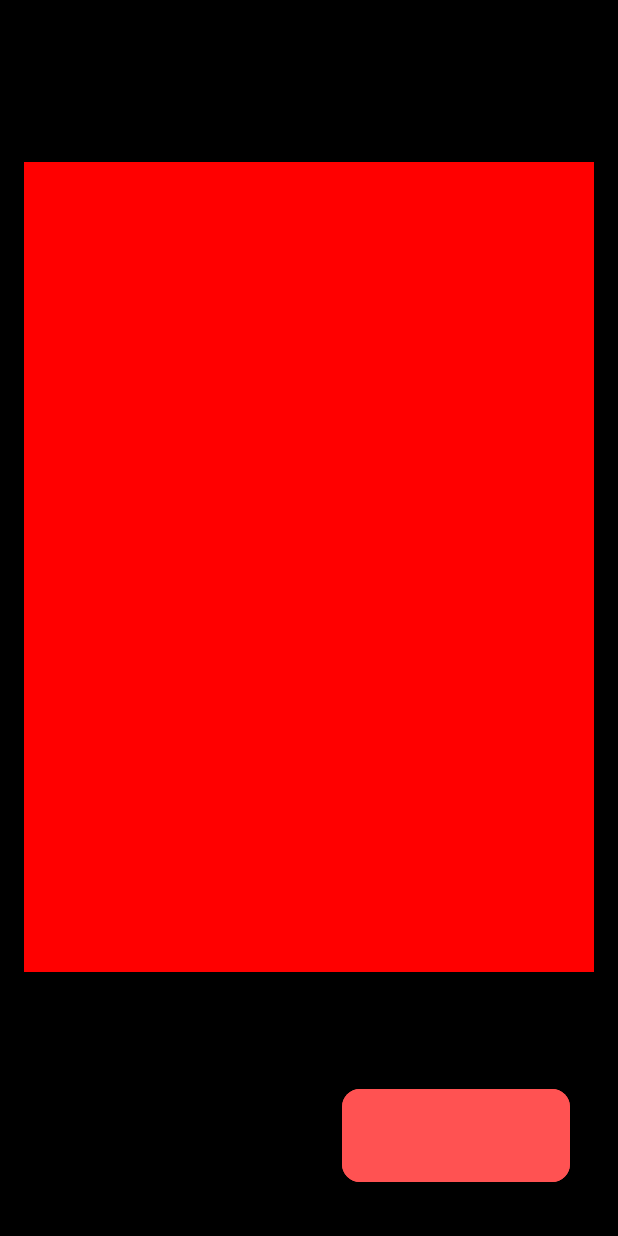
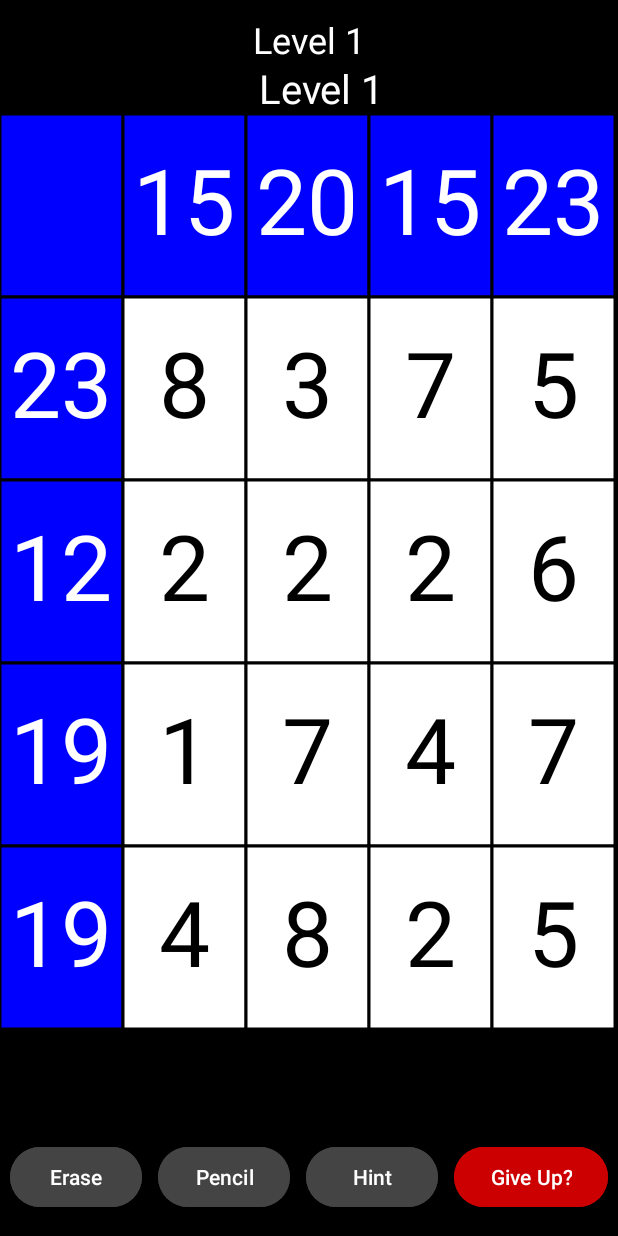
Before and after one commit to ido765/test-proj, an Android app: the GameActivity screen opened directly, with no data from a screen before it, on a phone screen of 412 x 824 dp. Run offline under Robolectric (Android 15) with nearby library versions, the phone set to English and light mode, and no system bars; 1 statement that could not run was skipped.

Commit message:
added the board (still needs fixing)

```diff
--- a/app/src/main/java/com/example/projprob/Board.java
+++ b/app/src/main/java/com/example/projprob/Board.java
@@ -2,26 +2,145 @@ package com.example.projprob;
 
 import android.content.Context;
 import android.graphics.Canvas;
+import android.graphics.Color;
 import android.graphics.Paint;
 import android.view.View;
 
 import androidx.annotation.NonNull;
 
+import java.util.Random;
+
 public class Board extends View {
     private int size;
+    private Square[][] arr;
+    private int[] rowSums;
+    private int[] colSums;
+    private float offsetX, offsetY;
 
     public Board(Context context, int size) {
         super(context);
+        this.size = size + 1; // 5 עבור 4x4 מספרים + שורה ועמודה לסכומים
+        rowSums = new int[this.size];
+        colSums = new int[this.size];
+        init();
+    }
 
+    private void init() {
+        arr = new Square[size][size];
+        fillArr(arr);
+        calculateSums();
+    }
 
-        this.size = size;
+    private void fillArr(Square[][] arr) {
+        Random rand = new Random();
+        for (int i = 0; i < size; i++) {
+            for (int k = 0; k < size; k++) {
+                if (i == 0 && k == 0) {
+                    arr[i][k] = new Square(0, 0, 0, i, k, false, false, false, false); // תא ריק
+                } else if (i == 0 || k == 0) {
+                    arr[i][k] = new Square(0, 0, 0, i, k, false, false, false, false); // תאים לסכומים
+                } else {
+                    int num = rand.nextInt(9) + 1;
+                    arr[i][k] = new Square(0, 0, num, i, k, true, false, false, false);
+                }
+            }
+        }
+    }
+
+    private void calculateSums() {
+        for (int i = 1; i < size; i++) {
+            int sum = 0;
+            for (int k = 1; k < size; k++) {
+                sum += arr[i][k].getNum();
+            }
+            rowSums[i] = sum;
+        }
+        for (int k = 1; k < size; k++) {
+            int sum = 0;
+            for (int i = 1; i < size; i++) {
+                sum += arr[i][k].getNum();
+            }
+            colSums[k] = sum;
+        }
+    }
+
+    public void updateSquareSizes() {
+        int boardWidth = getWidth();
+        int boardHeight = getHeight() - 150; // הפחתת גובה לכפתורים ולכותרת
+
+        // חישוב גודל התא
+        int squareWidth = boardWidth / size;
+        int squareHeight = boardHeight / size;
+
+        for (int i = 0; i < size; i++) {
+            for (int k = 0; k < size; k++) {
+                arr[i][k].height = squareHeight;
+                arr[i][k].width = squareWidth;
+            }
+        }
+
+        offsetX = 0;
+        offsetY = 50; // מקום לכותרת
     }
 
     @Override
     protected void onDraw(@NonNull Canvas canvas) {
         super.onDraw(canvas);
+        if (arr[1][1].height == 0 || arr[1][1].width == 0) {
+            updateSquareSizes();
+        }
 
+        Paint paint = new Paint();
+        paint.setTextSize(arr[0][0].height / 2);
+        paint.setAntiAlias(true);
 
+        // ציור כותרת "Level 1"
+        paint.setColor(Color.WHITE);
+        paint.setTextSize(40);
+        canvas.drawText("Level 1", getWidth() / 2 - 50, 40, paint);
+        paint.setTextSize(arr[0][0].height / 2); // חזרה לגודל טקסט רגיל
 
+        // ציור התאים
+        for (int i = 0; i < size; i++) {
+            for (int k = 0; k < size; k++) {
+                Square sq = arr[i][k];
+                float x = offsetX + k * sq.width;
+                float y = offsetY + i * sq.height;
+
+                // רקע התא
+                paint.setStyle(Paint.Style.FILL);
+                if (i == 0 || k == 0) {
+                    paint.setColor(Color.BLUE); // צבע כחול לתאים עם סכומים
+                } else {
+                    paint.setColor(sq.isPressed() ? Color.YELLOW : Color.WHITE); // תאים רגילים לבנים
+                }
+                canvas.drawRect(x, y, x + sq.width, y + sq.height, paint);
+
+                // מסגרת התא
+                paint.setStyle(Paint.Style.STROKE);
+                paint.setColor(Color.BLACK);
+                paint.setStrokeWidth(3);
+                canvas.drawRect(x, y, x + sq.width, y + sq.height, paint);
+
+                // הצגת סכומים או מספרים במרכז
+                paint.setStyle(Paint.Style.FILL);
+                if (i == 0 && k > 0) {
+                    paint.setColor(Color.WHITE); // סכום עמודה
+                    canvas.drawText(String.valueOf(colSums[k]), x + sq.width / 2 - paint.measureText(String.valueOf(colSums[k])) / 2, y + sq.height / 2 + paint.getTextSize() / 3, paint);
+                } else if (k == 0 && i > 0) {
+                    paint.setColor(Color.WHITE); // סכום שורה
+                    canvas.drawText(String.valueOf(rowSums[i]), x + sq.width / 2 - paint.measureText(String.valueOf(rowSums[i])) / 2, y + sq.height / 2 + paint.getTextSize() / 3, paint);
+                } else if (sq.getNum() != 0) {
+                    paint.setColor(Color.BLACK); // מספר רגיל
+                    canvas.drawText(String.valueOf(sq.getNum()), x + sq.width / 2 - paint.measureText(String.valueOf(sq.getNum())) / 2, y + sq.height / 2 + paint.getTextSize() / 3, paint);
+                }
+            }
+        }
+    }
+
+    @Override
+    protected void onSizeChanged(int w, int h, int oldw, int oldh) {
+        super.onSizeChanged(w, h, oldw, oldh);
+        updateSquareSizes();
     }
 }
--- a/app/src/main/java/com/example/projprob/GameActivity.java
+++ b/app/src/main/java/com/example/projprob/GameActivity.java
@@ -11,60 +11,61 @@ import android.widget.LinearLayout;
 
 public class GameActivity extends AppCompatActivity implements View.OnClickListener {
     private Button giveupbtn;
-    private ConstraintLayout gamelayout;
+    private MainActivity mainActivity;
+    private LinearLayout gamelayout;
     private String size = "4x4"; // Default grid size
+    private int IntSize = 4; // 4 עבור 4x4 מספרים
     private Board board;
 
     @Override
     protected void onCreate(Bundle savedInstanceState) {
         super.onCreate(savedInstanceState);
         setContentView(R.layout.activity_game);
-        init(); // Initializes components
-        updateBackgroundColors();
+        init();
+        size = MainActivity.StaticSize != null ? MainActivity.StaticSize : "4x4";
+        IntSize = IntSizer(size);
 
-        board = new Board(this, 6);
+        board = new Board(this, IntSize);
         LinearLayout linearLayout = findViewById(R.id.game);
         linearLayout.addView(board);
-        linearLayout.setBackgroundColor(Color.RED);
-
+        updateBackgroundColors();
     }
 
     private void init() {
-        giveupbtn = findViewById(R.id.giveupbtn); // Button for "Give Up" option
-        giveupbtn.setOnClickListener(this); // Listens for clicks on the "Give Up" button
-
-
+        giveupbtn = findViewById(R.id.giveupbtn);
+        giveupbtn.setOnClickListener(this);
         gamelayout = findViewById(R.id.game_layout);
-
-
     }
 
     private void createDialog() {
-        // Creates and shows a custom dialog
         CustomDialog customDialog = new CustomDialog(this);
         customDialog.show();
+    }
+
+    private int IntSizer(String size) {
+        switch (size) {
+            case "4x4": return 4; // 4x4 מספרים
+            case "5x5": return 5; // 5x5 מספרים
+            case "6x6": return 6; // 6x6 מספרים
+            case "7x7": return 7; // 7x7 מספרים
+            default: return 4;
+        }
     }
 
     @Override
     public void onClick(View v) {
         if (giveupbtn == v) {
-            createDialog(); // Shows the custom dialog when the "Give Up" button is clicked
+            createDialog();
         }
     }
 
-    private void updateSize()
-    {
-        int Rsize;
-
-
-
+    private void updateSize() {
+        // TODO: Implement size update logic
     }
 
-    public void updateBackgroundColors()
-    {
+    public void updateBackgroundColors() {
         int colorRes;
-
-        String color = MainActivity.staticColorRes;
+        String color = MainActivity.staticColorRes != null ? MainActivity.staticColorRes : "black";
 
         switch (color.toLowerCase()) {
             case "black":
@@ -86,8 +87,8 @@ public class GameActivity extends AppCompatActivity implements View.OnClickListe
                 colorRes = Color.BLACK;
         }
         gamelayout.setBackgroundColor(colorRes);
-
-        // Update color for all buttons to ensure visibility
+        LinearLayout linearLayout = findViewById(R.id.game);
+        linearLayout.setBackgroundColor(colorRes);
         int textColor = color.equalsIgnoreCase("white") ? Color.BLACK : Color.WHITE;
         giveupbtn.setTextColor(textColor);
     }
--- a/app/src/main/java/com/example/projprob/Square.java
+++ b/app/src/main/java/com/example/projprob/Square.java
@@ -1,19 +1,31 @@
 package com.example.projprob;
 
-public class Square
-{
-    private int height, width, num;
-    private boolean ShouldBeUsed, pressed;
+public class Square {
+    public int height, width; // שינוי ל-public כדי שיהיה נגיש מבחוץ
+    private int num;
+    private boolean shouldBeUsed, pressed, isCorrect, isLocked;
+    private int row, col;
 
-    public Square(int height, int width, int num, boolean shouldBeUsed, boolean pressed) {
+    public Square(int height, int width, int num, int row, int col, boolean shouldBeUsed,
+                  boolean pressed, boolean isCorrect, boolean isLocked) {
         this.height = height;
         this.width = width;
         this.num = num;
-        ShouldBeUsed = shouldBeUsed;
+        this.row = row;
+        this.col = col;
+        this.shouldBeUsed = shouldBeUsed;
         this.pressed = pressed;
+        this.isCorrect = isCorrect;
+        this.isLocked = isLocked;
     }
 
-    public void setPressed(boolean pressed) {
-        this.pressed = pressed;
-    }
+    // Getters ו-Setters קיימים...
+    public int getNum() { return num; }
+    public boolean isPressed() { return pressed; }
+    public void setPressed(boolean pressed) { this.pressed = pressed; }
+    public boolean isCorrect() { return isCorrect; }
+    public boolean isLocked() { return isLocked; }
+    public int getRow() { return row; }
+    public int getCol() { return col; }
+    public boolean shouldBeUsed() { return shouldBeUsed; }
 }
--- a/app/src/main/res/layout/activity_game.xml
+++ b/app/src/main/res/layout/activity_game.xml
@@ -1,42 +1,69 @@
 <?xml version="1.0" encoding="utf-8"?>
-<androidx.constraintlayout.widget.ConstraintLayout
-    xmlns:android="http://schemas.android.com/apk/res/android"
-    xmlns:app="http://schemas.android.com/apk/res-auto"
-    xmlns:tools="http://schemas.android.com/tools"
+<LinearLayout xmlns:android="http://schemas.android.com/apk/res/android"
+    android:id="@+id/game_layout"
     android:layout_width="match_parent"
     android:layout_height="match_parent"
-    android:background="@color/default_background"
-    android:padding="16dp"
-    tools:context=".GameActivity"
-    android:id="@+id/game_layout">
+    android:orientation="vertical"
+    android:background="@color/colorBlack">
 
-
-    <com.google.android.material.button.MaterialButton
-        android:id="@+id/giveupbtn"
-        android:layout_width="0dp"
-        android:layout_height="70dp"
-        android:text="Give Up?"
-        android:textSize="20sp"
-        android:textStyle="bold"
-        app:cornerRadius="12dp"
-        app:elevation="6dp"
-        android:backgroundTint="@color/danger_button"
-        android:textColor="@color/button_text"
-        app:layout_constraintBottom_toBottomOf="parent"
-        app:layout_constraintEnd_toEndOf="parent"
-        app:layout_constraintWidth_percent="0.4"
-        android:layout_marginBottom="16dp"
-        android:layout_marginEnd="16dp" />
+    <TextView
+        android:layout_width="wrap_content"
+        android:layout_height="wrap_content"
+        android:text="Level 1"
+        android:textColor="@color/colorWhite"
+        android:textSize="24sp"
+        android:layout_gravity="center"
+        android:layout_marginTop="10dp"/>
 
     <LinearLayout
-        android:layout_width="388dp"
-        android:layout_height="540dp"
+        android:id="@+id/game"
+        android:layout_width="match_parent"
+        android:layout_height="0dp"
+        android:layout_weight="1"
         android:orientation="vertical"
-        android:id="@+id/game"
-        app:layout_constraintBottom_toBottomOf="parent"
-        app:layout_constraintEnd_toEndOf="parent"
-        app:layout_constraintHorizontal_bias="1.0"
-        app:layout_constraintStart_toStartOf="parent"
-        app:layout_constraintTop_toTopOf="parent"
-        app:layout_constraintVertical_bias="0.364"></LinearLayout>
-</androidx.constraintlayout.widget.ConstraintLayout>
+        android:gravity="center"/>
+
+    <LinearLayout
+        android:layout_width="match_parent"
+        android:layout_height="wrap_content"
+        android:orientation="horizontal"
+        android:gravity="center"
+        android:layout_marginBottom="10dp">
+
+        <Button
+            android:id="@+id/erase_btn"
+            android:layout_width="wrap_content"
+            android:layout_height="wrap_content"
+            android:text="Erase"
+            android:textColor="@color/colorWhite"
+            android:backgroundTint="@color/colorDarkerGray"
+            android:layout_margin="5dp"/>
+
+        <Button
+            android:id="@+id/pencil_btn"
+            android:layout_width="wrap_content"
+            android:layout_height="wrap_content"
+            android:text="Pencil"
+            android:textColor="@color/colorWhite"
+            android:backgroundTint="@color/colorDarkerGray"
+            android:layout_margin="5dp"/>
+
+        <Button
+            android:id="@+id/hint_btn"
+            android:layout_width="wrap_content"
+            android:layout_height="wrap_content"
+            android:text="Hint"
+            android:textColor="@color/colorWhite"
+            android:backgroundTint="@color/colorDarkerGray"
+            android:layout_margin="5dp"/>
+
+        <Button
+            android:id="@+id/giveupbtn"
+            android:layout_width="wrap_content"
+            android:layout_height="wrap_content"
+            android:text="Give Up?"
+            android:textColor="@color/colorWhite"
+            android:backgroundTint="@color/colorRed"
+            android:layout_margin="5dp"/>
+    </LinearLayout>
+</LinearLayout>
--- a/app/src/main/res/values/colors.xml
+++ b/app/src/main/res/values/colors.xml
@@ -10,4 +10,12 @@
         <color name="danger_button">#FF5252</color>
         <color name="card_background">#FFFFFF</color>
 
+        <color name="colorBlack">#FF000000</color>
+        <color name="colorWhite">#FFFFFFFF</color>
+        <color name="colorRed">#FFCC0000</color> <!-- גוון אדום בהיר יותר -->
+        <color name="colorBlue">#FF0000FF</color>
+        <color name="colorDarkerGray">#FF444444</color>
+        <color name="colorYellow">#FFFFFF00</color>
+        <color name="colorLightGray">#FFE0E0E0</color>
+
 </resources>
```
